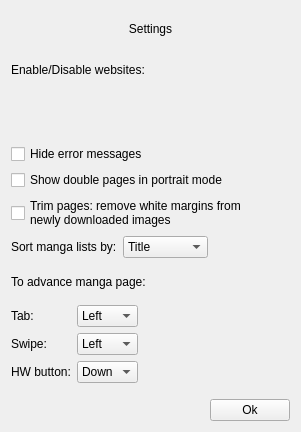
Before: the Qt Designer form widgets/settingsdialog.ui in Rain92/UltimateMangaReader, drawn with Qt 5.
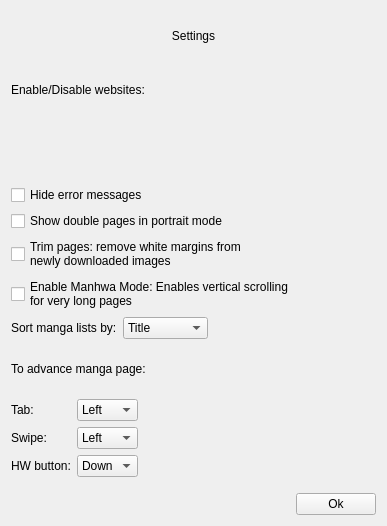
After: the same form once the commit is applied.

Commit message: Add manhwa mode

Patch:
```diff
--- a/widgets/settingsdialog.ui
+++ b/widgets/settingsdialog.ui
@@ -6,8 +6,8 @@
    <rect>
     <x>0</x>
     <y>0</y>
-    <width>301</width>
-    <height>432</height>
+    <width>387</width>
+    <height>526</height>
    </rect>
   </property>
   <property name="windowTitle">
@@ -108,6 +108,14 @@
      </property>
     </widget>
    </item>
+   <item>
+    <widget class="QCheckBox" name="checkBoxManhwaMode">
+     <property name="text">
+      <string>Enable Manhwa Mode: Enables vertical scrolling 
+for very long pages</string>
+     </property>
+    </widget>
+   </item>
    <item>
     <layout class="QHBoxLayout" name="horizontalLayout_3">
      <item>
```
The commit also changes 8 other files.
